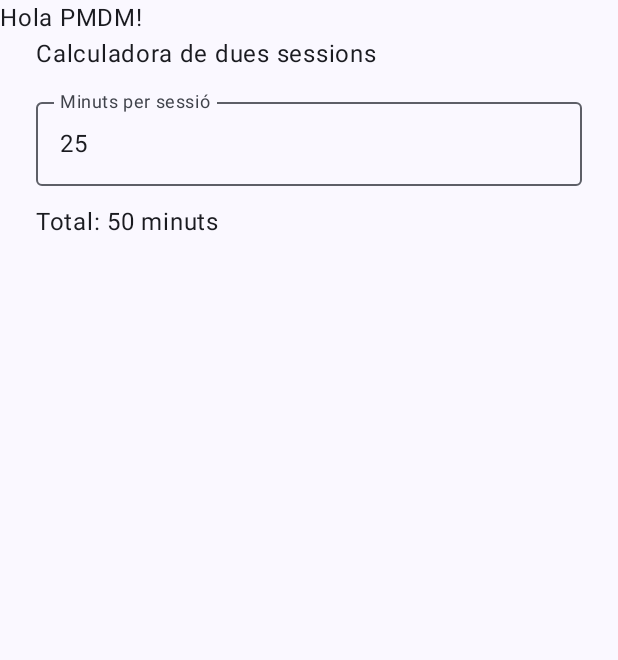
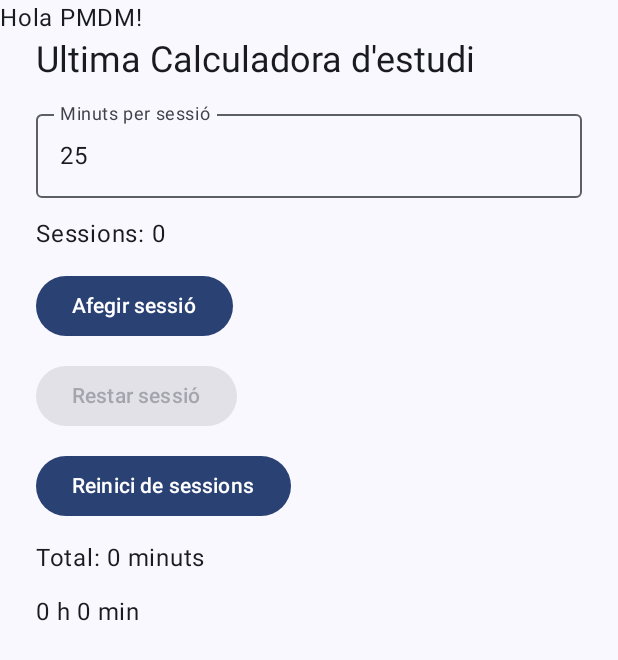
Before and after one commit to dnagy20474/Curso2026-2027, an Android app built with Jetpack Compose: the screen it shows after launch (MainActivity), on a phone screen of 412 x 824 dp. Shown: the top 660 px of the screen. Run offline under Robolectric (Android 15) with nearby library versions, the phone set to English and light mode, and no system bars.

Commit message:
Update MainActivity.kt.

```diff
--- a/Curso2027/PMDM/projecte/app/src/main/java/com/example/plaestudi/MainActivity.kt
+++ b/Curso2027/PMDM/projecte/app/src/main/java/com/example/plaestudi/MainActivity.kt
@@ -7,6 +7,7 @@ import androidx.compose.foundation.layout.*
 import androidx.compose.foundation.*
 import androidx.compose.material3.*
 import androidx.compose.runtime.*
+import androidx.compose.runtime.saveable.*
 import androidx.compose.ui.*
 import androidx.compose.ui.tooling.preview.*
 import androidx.compose.ui.unit.*
@@ -39,15 +40,17 @@ fun Greeting(name: String, modifier: Modifier = Modifier) {
         modifier = modifier
     )
     // Inici zona de treball
-    var minutsText by remember { mutableStateOf("25") }
+
+    var minutsText by rememberSaveable { mutableStateOf("25") }
+    var sessions by rememberSaveable { mutableStateOf(0) }
     val minuts = minutsText.toIntOrNull() ?: 0
-    val sessions = 2
     Column(
         modifier = modifier.fillMaxSize().imePadding()
             .verticalScroll(rememberScrollState()).padding(24.dp),
         verticalArrangement = Arrangement.spacedBy(12.dp)
     ) {
-        Text("Calculadora de dues sessions")
+        Text("Ultima Calculadora d'estudi",
+            style = MaterialTheme.typography.headlineSmall)
         OutlinedTextField(
             value = minutsText,
             onValueChange = { minutsText = it },
@@ -55,13 +58,27 @@ fun Greeting(name: String, modifier: Modifier = Modifier) {
             singleLine = true,
             modifier = Modifier.fillMaxWidth()
         )
+        Text("Sessions: $sessions")
+        Button(
+            onClick = { if (sessions < 20) sessions += 1 },
+            enabled = sessions < 20
+        ) { Text("Afegir sessió") }
+        Button(
+            onClick = { if (sessions > 0) sessions -= 1 },
+            enabled = sessions > 0
+        ) { Text("Restar sessió") }
+        Button(onClick = { sessions = 0 }) {
+            Text("Reinici de sessions")
+        }
         if (minuts in 1..180) {
             val total = minuts * sessions
             Text("Total: $total minuts")
+            Text("${total / 60} h ${total % 60} min")
         } else {
             Text("Escriu un enter entre 1 i 180")
         }
     }
+
     // Fin zona de treball
 }
 
```
